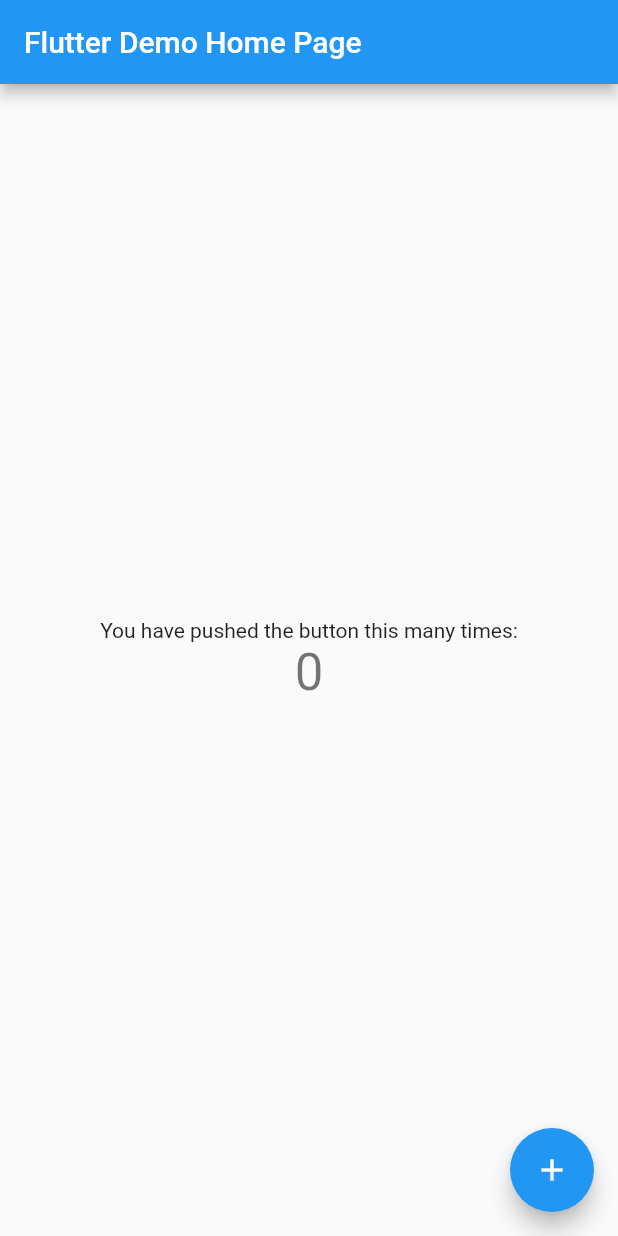
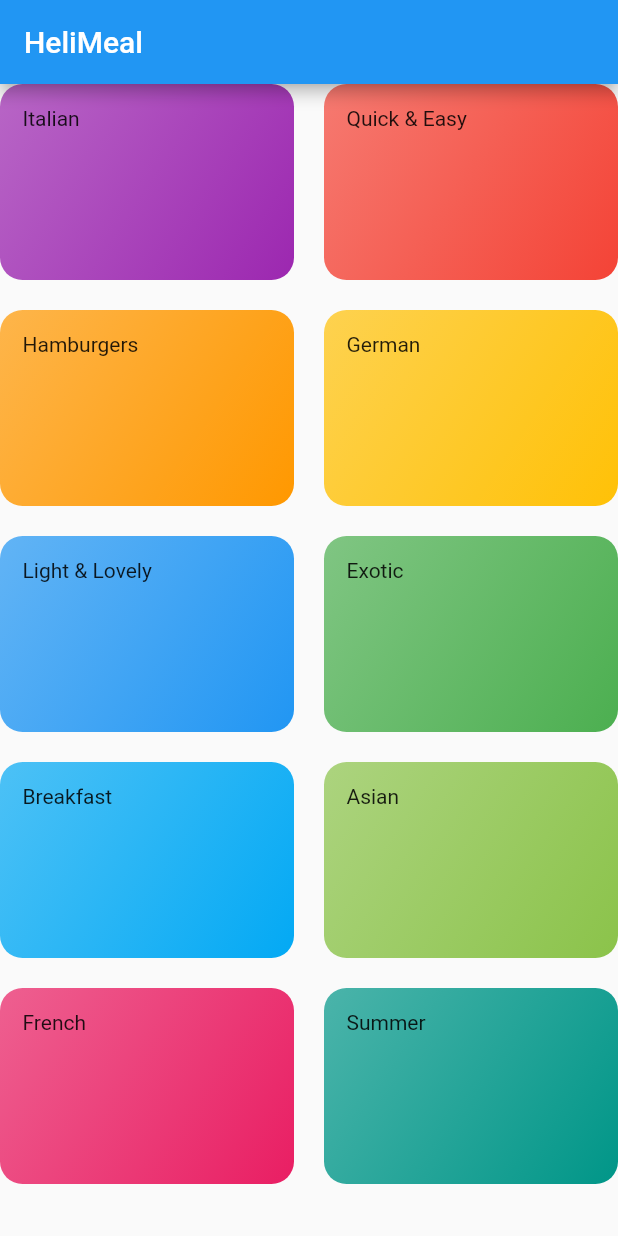
Before and after one commit to TerrenceBeckham/Meal-Chooser, a Flutter app: the screen it shows after launch, on a phone screen of 412 x 824 dp. Run offline on Flutter 3.47's test engine with Material 2 defaults, Android fonts, the phone set to English and light mode, and no system bars.

Commit message:
Changed the main Screen to the GridList Screen

```diff
--- /dev/null
+++ b/meals_app/lib/categories_screen.dart
@@ -0,0 +1,31 @@
+import 'package:flutter/material.dart';
+import 'package:meals_app/dummy_data.dart';
+import './models/category.dart';
+import './category_item.dart';
+
+class CategoriesScreen extends StatelessWidget {
+  @override
+  Widget build(BuildContext context) {
+    return Scaffold(
+      appBar: AppBar(
+        title: const Text('HeliMeal'),
+      ),
+      body: GridView(
+        children: DUMMY_CATEGORIES
+            .map(
+              (catData) => CategoryItem(
+                catData.title,
+                catData.color,
+              ),
+            )
+            .toList(),
+        gridDelegate: SliverGridDelegateWithMaxCrossAxisExtent(
+          maxCrossAxisExtent: 200,
+          childAspectRatio: 3 / 2,
+          crossAxisSpacing: 20,
+          mainAxisSpacing: 20,
+        ),
+      ),
+    );
+  }
+}
--- /dev/null
+++ b/meals_app/lib/category_item.dart
@@ -0,0 +1,23 @@
+import 'package:flutter/material.dart';
+
+class CategoryItem extends StatelessWidget {
+  final String title;
+  final Color color;
+
+  CategoryItem(this.title, this.color);
+
+  @override
+  Widget build(BuildContext context) {
+    return Container(
+      padding: const EdgeInsets.all(15),
+      child: Text(title),
+      decoration: BoxDecoration(
+        gradient: LinearGradient(
+            colors: [color.withOpacity(0.7), color],
+            begin: Alignment.topLeft,
+            end: Alignment.bottomRight),
+        borderRadius: BorderRadius.circular(15),
+      ),
+    );
+  }
+}
--- /dev/null
+++ b/meals_app/lib/dummy_data.dart
@@ -0,0 +1,56 @@
+import 'package:flutter/material.dart';
+
+import './models/category.dart';
+
+const DUMMY_CATEGORIES = const [
+  Category(
+    id: 'c1',
+    title: 'Italian',
+    color: Colors.purple,
+  ),
+  Category(
+    id: 'c2',
+    title: 'Quick & Easy',
+    color: Colors.red,
+  ),
+  Category(
+    id: 'c3',
+    title: 'Hamburgers',
+    color: Colors.orange,
+  ),
+  Category(
+    id: 'c4',
+    title: 'German',
+    color: Colors.amber,
+  ),
+  Category(
+    id: 'c5',
+    title: 'Light & Lovely',
+    color: Colors.blue,
+  ),
+  Category(
+    id: 'c6',
+    title: 'Exotic',
+    color: Colors.green,
+  ),
+  Category(
+    id: 'c7',
+    title: 'Breakfast',
+    color: Colors.lightBlue,
+  ),
+  Category(
+    id: 'c8',
+    title: 'Asian',
+    color: Colors.lightGreen,
+  ),
+  Category(
+    id: 'c9',
+    title: 'French',
+    color: Colors.pink,
+  ),
+  Category(
+    id: 'c10',
+    title: 'Summer',
+    color: Colors.teal,
+  ),
+];
--- a/meals_app/lib/main.dart
+++ b/meals_app/lib/main.dart
@@ -1,117 +1,18 @@
 import 'package:flutter/material.dart';
+import 'package:meals_app/categories_screen.dart';
+import 'package:meals_app/models/category.dart';
 
-void main() {
-  runApp(MyApp());
-}
+void main() => runApp(MyApp());
 
 class MyApp extends StatelessWidget {
-  // This widget is the root of your application.
   @override
   Widget build(BuildContext context) {
     return MaterialApp(
-      title: 'Flutter Demo',
+      title: 'DeliMeals',
       theme: ThemeData(
-        // This is the theme of your application.
-        //
-        // Try running your application with "flutter run". You'll see the
-        // application has a blue toolbar. Then, without quitting the app, try
-        // changing the primarySwatch below to Colors.green and then invoke
-        // "hot reload" (press "r" in the console where you ran "flutter run",
-        // or simply save your changes to "hot reload" in a Flutter IDE).
-        // Notice that the counter didn't reset back to zero; the application
-        // is not restarted.
         primarySwatch: Colors.blue,
-        // This makes the visual density adapt to the platform that you run
-        // the app on. For desktop platforms, the controls will be smaller and
-        // closer together (more dense) than on mobile platforms.
-        visualDensity: VisualDensity.adaptivePlatformDensity,
       ),
-      home: MyHomePage(title: 'Flutter Demo Home Page'),
+      home: CategoriesScreen(),
     );
   }
 }
-
-class MyHomePage extends StatefulWidget {
-  MyHomePage({Key key, this.title}) : super(key: key);
-
-  // This widget is the home page of your application. It is stateful, meaning
-  // that it has a State object (defined below) that contains fields that affect
-  // how it looks.
-
-  // This class is the configuration for the state. It holds the values (in this
-  // case the title) provided by the parent (in this case the App widget) and
-  // used by the build method of the State. Fields in a Widget subclass are
-  // always marked "final".
-
-  final String title;
-
-  @override
-  _MyHomePageState createState() => _MyHomePageState();
-}
-
-class _MyHomePageState extends State<MyHomePage> {
-  int _counter = 0;
-
-  void _incrementCounter() {
-    setState(() {
-      // This call to setState tells the Flutter framework that something has
-      // changed in this State, which causes it to rerun the build method below
-      // so that the display can reflect the updated values. If we changed
-      // _counter without calling setState(), then the build method would not be
-      // called again, and so nothing would appear to happen.
-      _counter++;
-    });
-  }
-
-  @override
-  Widget build(BuildContext context) {
-    // This method is rerun every time setState is called, for instance as done
-    // by the _incrementCounter method above.
-    //
-    // The Flutter framework has been optimized to make rerunning build methods
-    // fast, so that you can just rebuild anything that needs updating rather
-    // than having to individually change instances of widgets.
-    return Scaffold(
-      appBar: AppBar(
-        // Here we take the value from the MyHomePage object that was created by
-        // the App.build method, and use it to set our appbar title.
-        title: Text(widget.title),
-      ),
-      body: Center(
-        // Center is a layout widget. It takes a single child and positions it
-        // in the middle of the parent.
-        child: Column(
-          // Column is also a layout widget. It takes a list of children and
-          // arranges them vertically. By default, it sizes itself to fit its
-          // children horizontally, and tries to be as tall as its parent.
-          //
-          // Invoke "debug painting" (press "p" in the console, choose the
-          // "Toggle Debug Paint" action from the Flutter Inspector in Android
-          // Studio, or the "Toggle Debug Paint" command in Visual Studio Code)
-          // to see the wireframe for each widget.
-          //
-          // Column has various properties to control how it sizes itself and
-          // how it positions its children. Here we use mainAxisAlignment to
-          // center the children vertically; the main axis here is the vertical
-          // axis because Columns are vertical (the cross axis would be
-          // horizontal).
-          mainAxisAlignment: MainAxisAlignment.center,
-          children: <Widget>[
-            Text(
-              'You have pushed the button this many times:',
-            ),
-            Text(
-              '$_counter',
-              style: Theme.of(context).textTheme.headline4,
-            ),
-          ],
-        ),
-      ),
-      floatingActionButton: FloatingActionButton(
-        onPressed: _incrementCounter,
-        tooltip: 'Increment',
-        child: Icon(Icons.add),
-      ), // This trailing comma makes auto-formatting nicer for build methods.
-    );
-  }
-}
--- /dev/null
+++ b/meals_app/lib/models/category.dart
@@ -0,0 +1,13 @@
+import 'package:flutter/material.dart';
+
+class Category {
+  final String id;
+  final String title;
+  final Color color;
+
+  const Category({
+    @required this.id,
+    @required this.title,
+    this.color = Colors.orange,
+  });
+}
```
Also changed, not shown: 2 other files.
